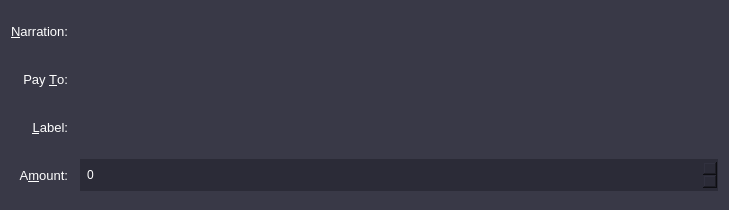
Above: src/qt/forms/sendcoinsentry.ui from deeponion/deeponion-legacy before the change. Below: the same form after it.
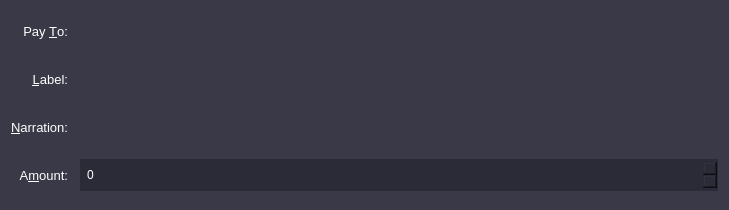
That is the form after the change. Icons and pictures are not drawn. Custom widgets are drawn as their Qt base class.

Commit message: move narration to third position in sendcoin

Diff of the .ui file:
```diff
--- a/src/qt/forms/sendcoinsentry.ui
+++ b/src/qt/forms/sendcoinsentry.ui
@@ -26,54 +26,20 @@
    <property name="spacing">
     <number>12</number>
    </property>
-   <item row="1" column="0">
-    <widget class="QLabel" name="label_5">
-     <property name="font">
-      <font>
-       <pointsize>10</pointsize>
-      </font>
+   <item row="5" column="1">
+    <widget class="BitcoinAmountField" name="payAmount">
+     <property name="minimumSize">
+      <size>
+       <width>0</width>
+       <height>32</height>
+      </size>
      </property>
      <property name="styleSheet">
-      <string notr="true">color: #FFFFFF</string>
-     </property>
-     <property name="text">
-      <string>&amp;Narration:</string>
-     </property>
-     <property name="alignment">
-      <set>Qt::AlignRight|Qt::AlignTrailing|Qt::AlignVCenter</set>
-     </property>
-     <property name="buddy">
-      <cstring>addAsNarration</cstring>
+      <string notr="true">background-color: #2b2b37; color: #FFFFFF; padding: 5px;</string>
      </property>
     </widget>
    </item>
-   <item row="1" column="1">
-    <layout class="QHBoxLayout" name="horizontalLayout_4">
-     <property name="spacing">
-      <number>0</number>
-     </property>
-     <item>
-      <widget class="QValidatedLineEdit" name="addAsNarration">
-       <property name="enabled">
-        <bool>true</bool>
-       </property>
-       <property name="minimumSize">
-        <size>
-         <width>0</width>
-         <height>32</height>
-        </size>
-       </property>
-       <property name="toolTip">
-        <string>Enter a short note to send with payment (max 24 characters) - only available for payment to Stealth Address</string>
-       </property>
-       <property name="styleSheet">
-        <string notr="true"/>
-       </property>
-      </widget>
-     </item>
-    </layout>
-   </item>
-   <item row="4" column="0">
+   <item row="5" column="0">
     <widget class="QLabel" name="label">
      <property name="font">
       <font>
@@ -94,7 +60,7 @@
      </property>
     </widget>
    </item>
-   <item row="3" column="1">
+   <item row="1" column="1">
     <layout class="QHBoxLayout" name="horizontalLayout_2">
      <property name="spacing">
       <number>0</number>
@@ -120,49 +86,7 @@
      </item>
     </layout>
    </item>
-   <item row="2" column="0">
-    <widget class="QLabel" name="label_2">
-     <property name="font">
-      <font>
-       <pointsize>10</pointsize>
-      </font>
-     </property>
-     <property name="styleSheet">
-      <string notr="true">color: #FFFFFF</string>
-     </property>
-     <property name="text">
-      <string>Pay &amp;To:</string>
-     </property>
-     <property name="alignment">
-      <set>Qt::AlignRight|Qt::AlignTrailing|Qt::AlignVCenter</set>
-     </property>
-     <property name="buddy">
-      <cstring>payTo</cstring>
-     </property>
-    </widget>
-   </item>
-   <item row="3" column="0">
-    <widget class="QLabel" name="label_4">
-     <property name="font">
-      <font>
-       <pointsize>10</pointsize>
-      </font>
-     </property>
-     <property name="styleSheet">
-      <string notr="true">color: #FFFFFF</string>
-     </property>
-     <property name="text">
-      <string>&amp;Label:</string>
-     </property>
-     <property name="alignment">
-      <set>Qt::AlignRight|Qt::AlignTrailing|Qt::AlignVCenter</set>
-     </property>
-     <property name="buddy">
-      <cstring>addAsLabel</cstring>
-     </property>
-    </widget>
-   </item>
-   <item row="2" column="1">
+   <item row="0" column="1">
     <layout class="QHBoxLayout" name="payToLayout">
      <property name="spacing">
       <number>0</number>
@@ -245,16 +169,92 @@
      </item>
     </layout>
    </item>
-   <item row="4" column="1">
-    <widget class="BitcoinAmountField" name="payAmount">
-     <property name="minimumSize">
-      <size>
-       <width>0</width>
-       <height>32</height>
-      </size>
+   <item row="1" column="0">
+    <widget class="QLabel" name="label_4">
+     <property name="font">
+      <font>
+       <pointsize>10</pointsize>
+      </font>
      </property>
      <property name="styleSheet">
-      <string notr="true">background-color: #2b2b37; color: #FFFFFF; padding: 5px;</string>
+      <string notr="true">color: #FFFFFF</string>
+     </property>
+     <property name="text">
+      <string>&amp;Label:</string>
+     </property>
+     <property name="alignment">
+      <set>Qt::AlignRight|Qt::AlignTrailing|Qt::AlignVCenter</set>
+     </property>
+     <property name="buddy">
+      <cstring>addAsLabel</cstring>
+     </property>
+    </widget>
+   </item>
+   <item row="0" column="0">
+    <widget class="QLabel" name="label_2">
+     <property name="font">
+      <font>
+       <pointsize>10</pointsize>
+      </font>
+     </property>
+     <property name="styleSheet">
+      <string notr="true">color: #FFFFFF</string>
+     </property>
+     <property name="text">
+      <string>Pay &amp;To:</string>
+     </property>
+     <property name="alignment">
+      <set>Qt::AlignRight|Qt::AlignTrailing|Qt::AlignVCenter</set>
+     </property>
+     <property name="buddy">
+      <cstring>payTo</cstring>
+     </property>
+    </widget>
+   </item>
+   <item row="2" column="1">
+    <layout class="QHBoxLayout" name="horizontalLayout_4">
+     <property name="spacing">
+      <number>0</number>
+     </property>
+     <item>
+      <widget class="QValidatedLineEdit" name="addAsNarration">
+       <property name="enabled">
+        <bool>true</bool>
+       </property>
+       <property name="minimumSize">
+        <size>
+         <width>0</width>
+         <height>32</height>
+        </size>
+       </property>
+       <property name="toolTip">
+        <string>Enter a short note to send with payment (max 24 characters) - only available for payment to Stealth Address</string>
+       </property>
+       <property name="styleSheet">
+        <string notr="true"/>
+       </property>
+      </widget>
+     </item>
+    </layout>
+   </item>
+   <item row="2" column="0">
+    <widget class="QLabel" name="label_5">
+     <property name="font">
+      <font>
+       <pointsize>10</pointsize>
+      </font>
+     </property>
+     <property name="styleSheet">
+      <string notr="true">color: #FFFFFF</string>
+     </property>
+     <property name="text">
+      <string>&amp;Narration:</string>
+     </property>
+     <property name="alignment">
+      <set>Qt::AlignRight|Qt::AlignTrailing|Qt::AlignVCenter</set>
+     </property>
+     <property name="buddy">
+      <cstring>addAsNarration</cstring>
      </property>
     </widget>
    </item>
```
